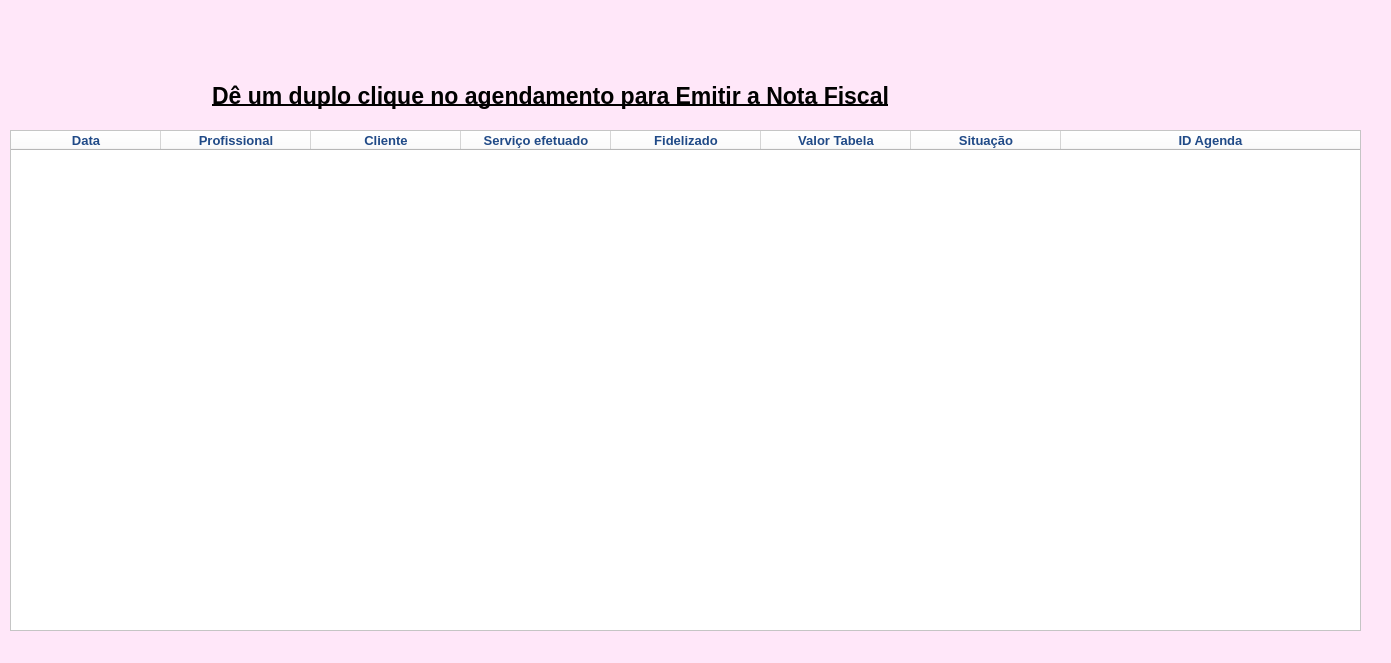
Before: the Qt Designer form telas_duda/nf_agenda.ui in JVwolfart/PROJETO-SALAO-JOVEM-PROGRAMADOR, drawn with Qt 5.
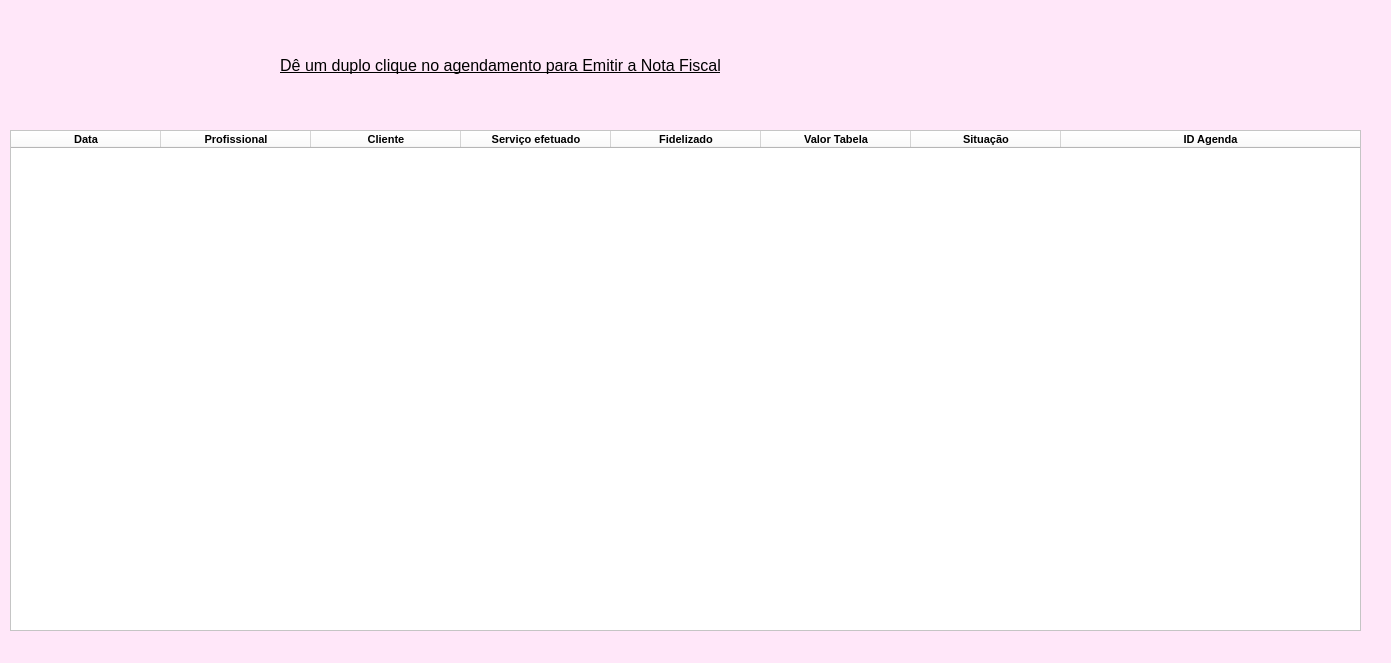
After: the same form once the commit is applied. Icons and pictures are not drawn.

The edit to the form file:
```diff
--- a/telas_duda/nf_agenda.ui
+++ b/telas_duda/nf_agenda.ui
@@ -112,8 +112,7 @@
     </property>
     <property name="styleSheet">
      <string notr="true">background-color: rgb(255, 255, 255);
-color: rgb(138, 226, 52);
-color: rgb(32, 74, 135);</string>
+color: rgb(0, 0, 0);</string>
     </property>
     <property name="editTriggers">
      <set>QAbstractItemView::NoEditTriggers</set>
@@ -148,7 +147,7 @@
      </property>
      <property name="font">
       <font>
-       <pointsize>10</pointsize>
+       <pointsize>8</pointsize>
        <weight>75</weight>
        <bold>true</bold>
       </font>
@@ -163,7 +162,7 @@
      </property>
      <property name="font">
       <font>
-       <pointsize>10</pointsize>
+       <pointsize>8</pointsize>
        <weight>75</weight>
        <bold>true</bold>
       </font>
@@ -178,7 +177,7 @@
      </property>
      <property name="font">
       <font>
-       <pointsize>10</pointsize>
+       <pointsize>8</pointsize>
        <weight>75</weight>
        <bold>true</bold>
       </font>
@@ -193,7 +192,7 @@
      </property>
      <property name="font">
       <font>
-       <pointsize>10</pointsize>
+       <pointsize>8</pointsize>
        <weight>75</weight>
        <bold>true</bold>
       </font>
@@ -208,7 +207,7 @@
      </property>
      <property name="font">
       <font>
-       <pointsize>10</pointsize>
+       <pointsize>8</pointsize>
        <weight>75</weight>
        <bold>true</bold>
       </font>
@@ -223,7 +222,7 @@
      </property>
      <property name="font">
       <font>
-       <pointsize>10</pointsize>
+       <pointsize>8</pointsize>
        <weight>75</weight>
        <bold>true</bold>
       </font>
@@ -238,7 +237,7 @@
      </property>
      <property name="font">
       <font>
-       <pointsize>10</pointsize>
+       <pointsize>8</pointsize>
        <weight>75</weight>
        <bold>true</bold>
       </font>
@@ -253,7 +252,7 @@
      </property>
      <property name="font">
       <font>
-       <pointsize>10</pointsize>
+       <pointsize>8</pointsize>
        <weight>75</weight>
        <bold>true</bold>
       </font>
@@ -266,17 +265,17 @@
    <widget class="QLabel" name="label_3">
     <property name="geometry">
      <rect>
-      <x>40</x>
-      <y>70</y>
-      <width>1021</width>
+      <x>140</x>
+      <y>40</y>
+      <width>721</width>
       <height>51</height>
      </rect>
     </property>
     <property name="font">
      <font>
-      <pointsize>17</pointsize>
-      <weight>75</weight>
-      <bold>true</bold>
+      <pointsize>12</pointsize>
+      <weight>50</weight>
+      <bold>false</bold>
       <underline>true</underline>
      </font>
     </property>
```
